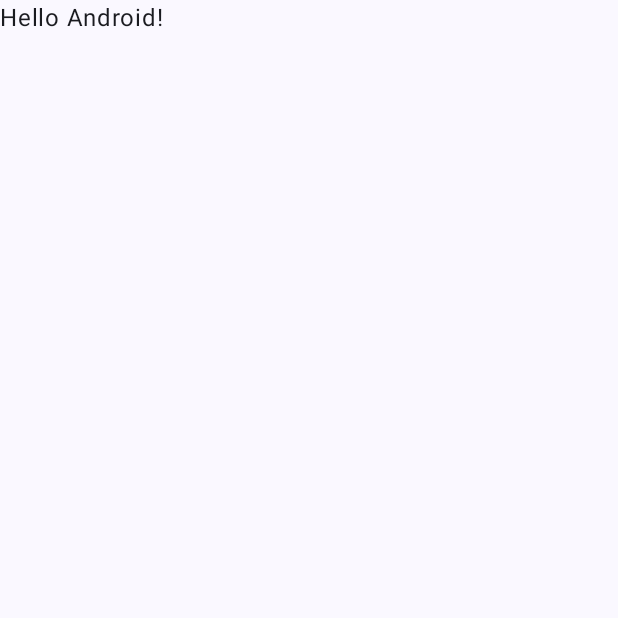
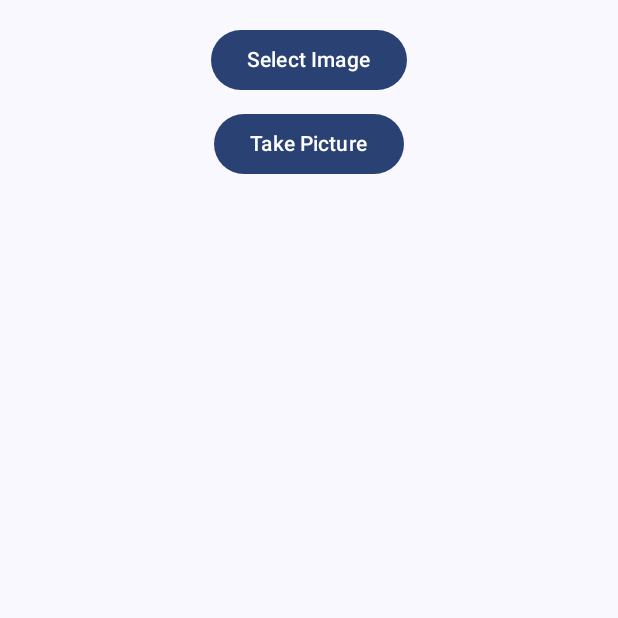
Before and after one commit to cmg-dev-mx/android-picture, an Android app built with Jetpack Compose: the screen it shows after launch (MainActivity), on a phone screen of 412 x 824 dp, the top half of it. Before the commit the part shown is almost empty. Run offline under Robolectric (Android 15) with nearby library versions, the phone set to English and light mode, and no system bars.

Commit message:
Implementación de captura de imagen y selección de album

```diff
--- a/app/build.gradle.kts
+++ b/app/build.gradle.kts
@@ -59,6 +59,7 @@ dependencies {
     implementation(libs.androidx.ui.graphics)
     implementation(libs.androidx.ui.tooling.preview)
     implementation(libs.androidx.material3)
+    implementation(libs.coil)
     testImplementation(libs.junit)
     androidTestImplementation(libs.androidx.junit)
     androidTestImplementation(libs.androidx.espresso.core)
--- a/app/src/main/java/mx/dev/shellcore/android/imagepicker/MainActivity.kt
+++ b/app/src/main/java/mx/dev/shellcore/android/imagepicker/MainActivity.kt
@@ -10,6 +10,7 @@ import androidx.compose.material3.Text
 import androidx.compose.runtime.Composable
 import androidx.compose.ui.Modifier
 import androidx.compose.ui.tooling.preview.Preview
+import mx.dev.shellcore.android.imagepicker.ui.screen.imagepicker.ImagePickerLayout
 import mx.dev.shellcore.android.imagepicker.ui.theme.ImagePickerTheme
 
 class MainActivity : ComponentActivity() {
@@ -22,25 +23,9 @@ class MainActivity : ComponentActivity() {
                     modifier = Modifier.fillMaxSize(),
                     color = MaterialTheme.colorScheme.background
                 ) {
-                    Greeting("Android")
+                    ImagePickerLayout()
                 }
             }
         }
     }
 }
-
-@Composable
-fun Greeting(name: String, modifier: Modifier = Modifier) {
-    Text(
-        text = "Hello $name!",
-        modifier = modifier
-    )
-}
-
-@Preview(showBackground = true)
-@Composable
-fun GreetingPreview() {
-    ImagePickerTheme {
-        Greeting("Android")
-    }
-}
--- /dev/null
+++ b/app/src/main/java/mx/dev/shellcore/android/imagepicker/ui/screen/imagepicker/ImagePickerLayout.kt
@@ -0,0 +1,88 @@
+package mx.dev.shellcore.android.imagepicker.ui.screen.imagepicker
+
+import android.net.Uri
+import androidx.activity.compose.rememberLauncherForActivityResult
+import androidx.activity.result.contract.ActivityResultContracts
+import androidx.compose.foundation.background
+import androidx.compose.foundation.layout.Arrangement
+import androidx.compose.foundation.layout.Column
+import androidx.compose.foundation.layout.fillMaxSize
+import androidx.compose.foundation.layout.fillMaxWidth
+import androidx.compose.foundation.layout.padding
+import androidx.compose.material3.Button
+import androidx.compose.material3.MaterialTheme
+import androidx.compose.material3.Text
+import androidx.compose.runtime.Composable
+import androidx.compose.runtime.getValue
+import androidx.compose.runtime.mutableStateOf
+import androidx.compose.runtime.remember
+import androidx.compose.runtime.setValue
+import androidx.compose.ui.Alignment
+import androidx.compose.ui.Modifier
+import androidx.compose.ui.platform.LocalContext
+import androidx.compose.ui.tooling.preview.Preview
+import androidx.compose.ui.unit.dp
+import coil.compose.AsyncImage
+import mx.dev.shellcore.android.imagepicker.ui.theme.ImagePickerTheme
+import mx.dev.shellcore.android.imagepicker.utils.ComposeFileProvider
+
+@Preview
+@Composable
+private fun ImagePickerLayoutPreview() {
+    ImagePickerTheme {
+        ImagePickerLayout()
+    }
+}
+
+@Composable
+fun ImagePickerLayout() {
+
+    val context = LocalContext.current
+
+    var hasImage by remember { mutableStateOf(false) }
+    var imageUri by remember { mutableStateOf<Uri?>(null) }
+
+    val imagePicker =
+        rememberLauncherForActivityResult(
+            contract = ActivityResultContracts.GetContent()
+        ) { uri ->
+            hasImage = uri != null
+            imageUri = uri
+        }
+
+    val cameraLauncher = rememberLauncherForActivityResult(
+        contract = ActivityResultContracts.TakePicture(),
+    ) { success ->
+        hasImage = success
+    }
+
+    Column(
+        modifier = Modifier
+            .fillMaxSize()
+            .background(MaterialTheme.colorScheme.surface)
+            .padding(16.dp),
+        verticalArrangement = Arrangement.spacedBy(8.dp),
+        horizontalAlignment = Alignment.CenterHorizontally
+    ) {
+        Button(onClick = {
+            imagePicker.launch("image/*")
+        }) {
+            Text(text = "Select Image")
+        }
+        Button(onClick = {
+            val uri = ComposeFileProvider.getImageUri(context)
+            imageUri = uri
+            cameraLauncher.launch(uri)
+        }) {
+            Text(text = "Take Picture")
+        }
+
+        if (hasImage && imageUri != null) {
+            AsyncImage(
+                modifier = Modifier.fillMaxWidth(),
+                model = imageUri,
+                contentDescription = "Selected Image"
+            )
+        }
+    }
+}
--- a/gradle/libs.versions.toml
+++ b/gradle/libs.versions.toml
@@ -8,6 +8,7 @@ espressoCore = "3.5.1"
 lifecycleRuntimeKtx = "2.7.0"
 activityCompose = "1.8.2"
 composeBom = "2023.08.00"
+coil = "2.5.0"
 
 [libraries]
 androidx-core-ktx = { group = "androidx.core", name = "core-ktx", version.ref = "coreKtx" }
@@ -24,6 +25,7 @@ androidx-ui-tooling-preview = { group = "androidx.compose.ui", name = "ui-toolin
 androidx-ui-test-manifest = { group = "androidx.compose.ui", name = "ui-test-manifest" }
 androidx-ui-test-junit4 = { group = "androidx.compose.ui", name = "ui-test-junit4" }
 androidx-material3 = { group = "androidx.compose.material3", name = "material3" }
+coil = { group = "io.coil-kt", name = "coil-compose", version.ref = "coil" }
 
 [plugins]
 androidApplication = { id = "com.android.application", version.ref = "agp" }
```
Also changed, not shown: app/src/main/AndroidManifest.xml (+10 -0 lines), app/src/main/java/mx/dev/shellcore/android/imagepicker/utils/ComposeFileProvider.kt (added, +27 -0 lines), app/src/main/res/xml/paths.xml (added, +9 -0 lines).
